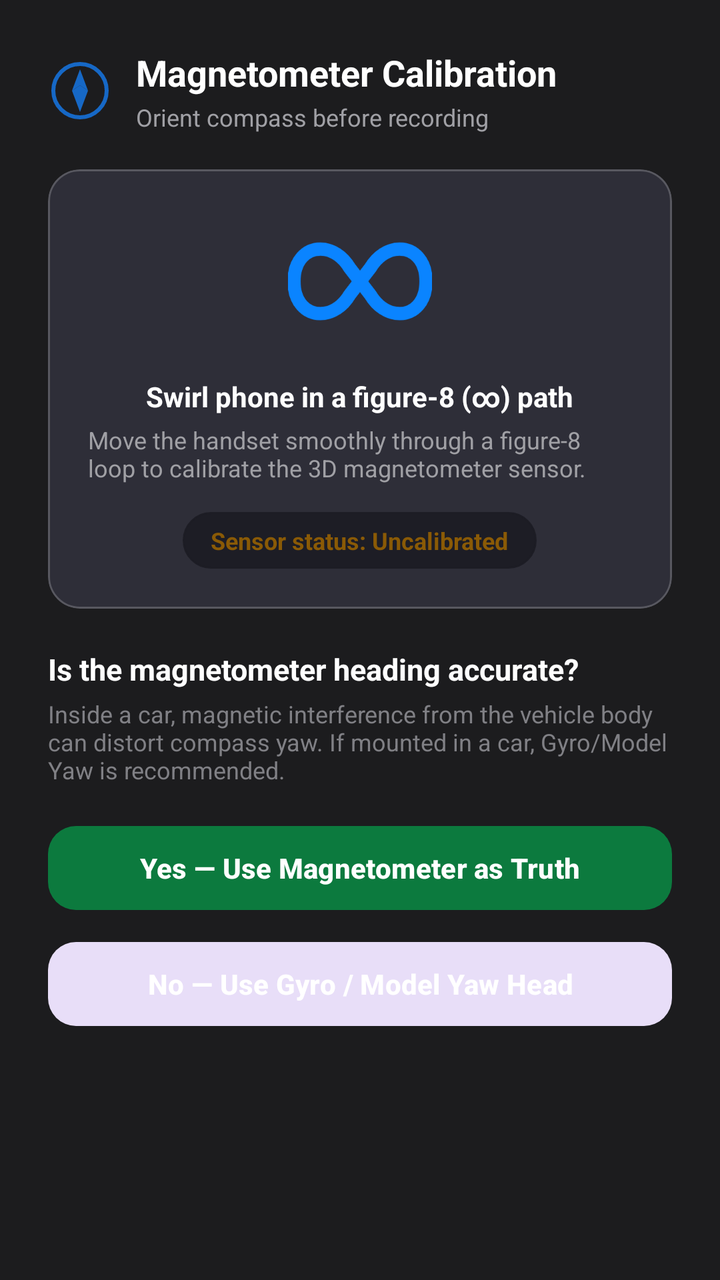
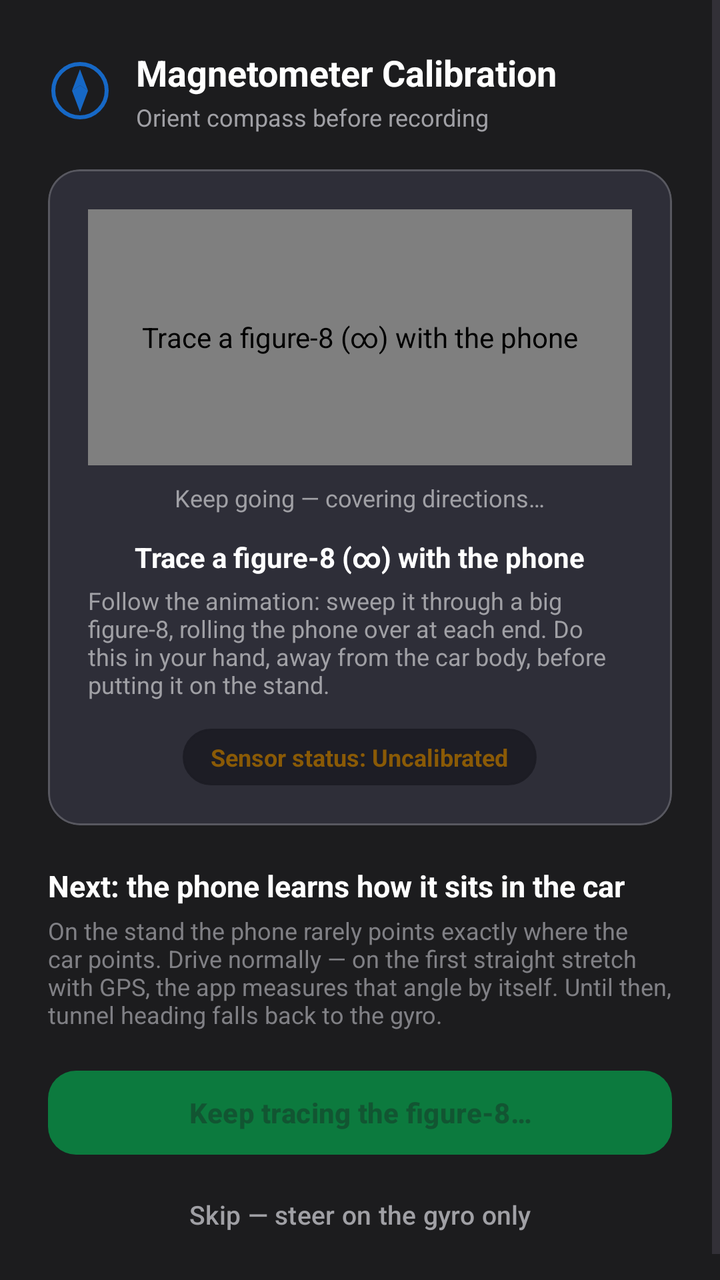

Two renders of the same Android screen: before a commit and after it. Below are the layout's source before the change and the commit's diff.
<!-- AndroidManifest.xml: application theme Theme.ImuLogger -->
<!-- res/layout/dialog_calibration.xml -->
<?xml version="1.0" encoding="utf-8"?>
<ScrollView xmlns:android="http://schemas.android.com/apk/res/android"
    xmlns:app="http://schemas.android.com/apk/res-auto"
    android:layout_width="match_parent"
    android:layout_height="wrap_content"
    android:background="@color/overlay_card">

    <LinearLayout
        android:layout_width="match_parent"
        android:layout_height="wrap_content"
        android:orientation="vertical"
        android:padding="24dp">

        
        <LinearLayout
            android:layout_width="match_parent"
            android:layout_height="wrap_content"
            android:gravity="center_vertical"
            android:orientation="horizontal">

            <ImageView
                android:layout_width="32dp"
                android:layout_height="32dp"
                android:src="@drawable/ic_compass"
                app:tint="@color/brand" />

            <LinearLayout
                android:layout_width="0dp"
                android:layout_height="wrap_content"
                android:layout_marginStart="12dp"
                android:layout_weight="1"
                android:orientation="vertical">

                <TextView
                    android:layout_width="wrap_content"
                    android:layout_height="wrap_content"
                    android:text="@string/calibration_title"
                    android:textColor="@color/on_overlay_primary"
                    android:textSize="18sp"
                    android:textStyle="bold" />

                <TextView
                    android:layout_width="wrap_content"
                    android:layout_height="wrap_content"
                    android:layout_marginTop="2dp"
                    android:text="@string/calibration_subtitle"
                    android:textColor="@color/on_overlay_secondary"
                    android:textSize="12sp" />
            </LinearLayout>
        </LinearLayout>

        
        <com.google.android.material.card.MaterialCardView
            android:layout_width="match_parent"
            android:layout_height="wrap_content"
            android:layout_marginTop="18dp"
            app:cardBackgroundColor="@color/overlay_chip"
            app:cardCornerRadius="16dp"
            app:strokeColor="@color/overlay_stroke"
            app:strokeWidth="1dp">

            <LinearLayout
                android:layout_width="match_parent"
                android:layout_height="wrap_content"
                android:gravity="center_horizontal"
                android:orientation="vertical"
                android:padding="20dp">

                <ImageView
                    android:id="@+id/ivInfinity"
                    android:layout_width="72dp"
                    android:layout_height="72dp"
                    android:src="@drawable/ic_infinity" />

                <TextView
                    android:layout_width="wrap_content"
                    android:layout_height="wrap_content"
                    android:layout_marginTop="12dp"
                    android:text="@string/swirl_instruction"
                    android:textAlignment="center"
                    android:textColor="@color/on_overlay_primary"
                    android:textSize="14sp"
                    android:textStyle="bold" />

                <TextView
                    android:layout_width="wrap_content"
                    android:layout_height="wrap_content"
                    android:layout_marginTop="4dp"
                    android:text="@string/swirl_hint"
                    android:textAlignment="center"
                    android:textColor="@color/on_overlay_secondary"
                    android:textSize="12sp" />

                
                <TextView
                    android:id="@+id/chipAccuracyStatus"
                    android:layout_width="wrap_content"
                    android:layout_height="wrap_content"
                    android:layout_marginTop="14dp"
                    android:background="@drawable/bg_pill"
                    android:backgroundTint="@color/overlay_card_glass"
                    android:paddingHorizontal="14dp"
                    android:paddingVertical="6dp"
                    android:text="@string/accuracy_uncalibrated"
                    android:textColor="@color/quality_weak"
                    android:textSize="12sp"
                    android:textStyle="bold" />
            </LinearLayout>
        </com.google.android.material.card.MaterialCardView>

        
        <TextView
            android:layout_width="match_parent"
            android:layout_height="wrap_content"
            android:layout_marginTop="20dp"
            android:text="@string/compass_verify_question"
            android:textColor="@color/on_overlay_primary"
            android:textSize="15sp"
            android:textStyle="bold" />

        <TextView
            android:layout_width="match_parent"
            android:layout_height="wrap_content"
            android:layout_marginTop="4dp"
            android:text="@string/compass_verify_hint"
            android:textColor="@color/on_overlay_muted"
            android:textSize="12sp" />

        
        <com.google.android.material.button.MaterialButton
            android:id="@+id/btnAccurateMag"
            style="@style/Widget.Material3.Button"
            android:layout_width="match_parent"
            android:layout_height="50dp"
            android:layout_marginTop="16dp"
            android:text="@string/use_magnetometer_truth"
            android:textSize="14sp"
            android:textStyle="bold"
            app:backgroundTint="@color/quality_good"
            app:cornerRadius="14dp" />

        <com.google.android.material.button.MaterialButton
            android:id="@+id/btnGyroModelYaw"
            style="@style/Widget.Material3.Button.TonalButton"
            android:layout_width="match_parent"
            android:layout_height="50dp"
            android:layout_marginTop="8dp"
            android:text="@string/use_gyro_model_truth"
            android:textColor="@color/on_overlay_primary"
            android:textSize="14sp"
            android:textStyle="bold"
            app:cornerRadius="14dp" />

    </LinearLayout>
</ScrollView>
<!-- resources referenced by this layout -->
<resources>
  <color name="brand">#1668C6</color>
  <color name="on_overlay_muted">#808085</color>
  <color name="on_overlay_primary">#FFFFFF</color>
  <color name="on_overlay_secondary">#A0A0A5</color>
  <color name="overlay_card">#1C1C1E</color>
  <color name="overlay_card_glass">#E61C1C24</color>
  <color name="overlay_chip">#2E2E38</color>
  <color name="overlay_stroke">#33FFFFFF</color>
  <color name="quality_good">#0C7A3E</color>
  <color name="quality_weak">#8A5A06</color>
  <!-- drawable bg_pill (drawable) -->
  <?xml version="1.0" encoding="utf-8"?>
  <shape xmlns:android="http://schemas.android.com/apk/res/android" android:shape="rectangle">
      <solid android:color="?attr/colorSurface" />
      <corners android:radius="20dp" />
      <stroke android:width="1dp" android:color="?attr/colorOutlineVariant" />
  </shape>
  <!-- drawable ic_compass (drawable) -->
  ﻿<vector xmlns:android="http://schemas.android.com/apk/res/android"
      android:width="24dp"
      android:height="24dp"
      android:viewportWidth="24"
      android:viewportHeight="24">
      
      <path
          android:strokeColor="@color/on_overlay_secondary"
          android:strokeWidth="1.5"
          android:pathData="M12,2A10,10 0 1,0 12,22A10,10 0 1,0 12,2Z" />
      
      <path
          android:fillColor="#E53935"
          android:pathData="M12,4 L15,12 L12,10 L9,12 Z" />
      
      <path
          android:fillColor="@color/on_overlay_secondary"
          android:pathData="M12,20 L15,12 L12,10 L9,12 Z" />
  </vector>
  <!-- drawable ic_infinity (drawable) -->
  <vector xmlns:android="http://schemas.android.com/apk/res/android"
      android:width="48dp"
      android:height="48dp"
      android:viewportWidth="24"
      android:viewportHeight="24">
      <path
          android:strokeColor="@color/action_record"
          android:strokeWidth="2.2"
          android:strokeLineCap="round"
          android:strokeLineJoin="round"
          android:fillColor="#00000000"
          android:pathData="M18.6,6.62 C16.64,6.62 14.86,7.85 13.73,9.75 L10.27,14.25 C9.14,16.15 7.36,17.38 5.4,17.38 C2.97,17.38 1,15.41 1,12 C1,8.59 2.97,6.62 5.4,6.62 C7.36,6.62 9.14,7.85 10.27,9.75 L13.73,14.25 C14.86,16.15 16.64,17.38 18.6,17.38 C21.03,17.38 23,15.41 23,12 C23,8.59 21.03,6.62 18.6,6.62 Z" />
  </vector>
  <string name="accuracy_uncalibrated">Sensor status: Uncalibrated</string>
  <string name="calibration_subtitle">Orient compass before recording</string>
  <string name="calibration_title">Magnetometer Calibration</string>
  <string name="compass_verify_hint">Inside a car, magnetic interference from the vehicle body can distort compass yaw. If mounted in a car, Gyro/Model Yaw is recommended.</string>
  <string name="compass_verify_question">Is the magnetometer heading accurate?</string>
  <string name="swirl_hint">Move the handset smoothly through a figure-8 loop to calibrate the 3D magnetometer sensor.</string>
  <string name="swirl_instruction">Swirl phone in a figure-8 (∞) path</string>
  <string name="use_gyro_model_truth">No — Use Gyro / Model Yaw Head</string>
  <string name="use_magnetometer_truth">Yes — Use Magnetometer as Truth</string>
  <style name="Theme.ImuLogger" parent="Theme.Material3.DayNight.NoActionBar">
          <item name="colorPrimary">@color/brand</item>
          <item name="colorOnPrimary">@color/on_brand</item>
          <item name="android:statusBarColor">@android:color/transparent</item>
      </style>
  <color name="action_record">#0A84FF</color>
  <color name="on_brand">#FFFFFF</color>
</resources>

<!-- the commit's change to res/layout/dialog_calibration.xml (unified diff, before → after) -->
@@ -66,11 +66,20 @@
                 android:orientation="vertical"
                 android:padding="20dp">
 
-                <ImageView
-                    android:id="@+id/ivInfinity"
-                    android:layout_width="72dp"
-                    android:layout_height="72dp"
-                    android:src="@drawable/ic_infinity" />
+                <com.example.imulogger.Figure8View
+                    android:id="@+id/figure8"
+                    android:layout_width="match_parent"
+                    android:layout_height="128dp"
+                    android:contentDescription="@string/swirl_instruction" />
+
+                <TextView
+                    android:id="@+id/tvCalibrationProgress"
+                    android:layout_width="wrap_content"
+                    android:layout_height="wrap_content"
+                    android:layout_marginTop="8dp"
+                    android:text="@string/calibration_progress_start"
+                    android:textColor="@color/on_overlay_secondary"
+                    android:textSize="12sp" />
 
                 <TextView
                     android:layout_width="wrap_content"
@@ -113,7 +122,7 @@
             android:layout_width="match_parent"
             android:layout_height="wrap_content"
             android:layout_marginTop="20dp"
-            android:text="@string/compass_verify_question"
+            android:text="@string/mount_next_title"
             android:textColor="@color/on_overlay_primary"
             android:textSize="15sp"
             android:textStyle="bold" />
@@ -122,33 +131,32 @@
             android:layout_width="match_parent"
             android:layout_height="wrap_content"
             android:layout_marginTop="4dp"
-            android:text="@string/compass_verify_hint"
+            android:text="@string/mount_next_hint"
             android:textColor="@color/on_overlay_muted"
             android:textSize="12sp" />
 
-        
         <com.google.android.material.button.MaterialButton
-            android:id="@+id/btnAccurateMag"
+            android:id="@+id/btnCompassContinue"
             style="@style/Widget.Material3.Button"
             android:layout_width="match_parent"
             android:layout_height="50dp"
             android:layout_marginTop="16dp"
-            android:text="@string/use_magnetometer_truth"
+            android:enabled="false"
+            android:text="@string/calibration_continue_waiting"
             android:textSize="14sp"
             android:textStyle="bold"
             app:backgroundTint="@color/quality_good"
             app:cornerRadius="14dp" />
 
         <com.google.android.material.button.MaterialButton
-            android:id="@+id/btnGyroModelYaw"
-            style="@style/Widget.Material3.Button.TonalButton"
+            android:id="@+id/btnSkipCompass"
+            style="@style/Widget.Material3.Button.TextButton"
             android:layout_width="match_parent"
-            android:layout_height="50dp"
-            android:layout_marginTop="8dp"
-            android:text="@string/use_gyro_model_truth"
-            android:textColor="@color/on_overlay_primary"
-            android:textSize="14sp"
-            android:textStyle="bold"
+            android:layout_height="44dp"
+            android:layout_marginTop="4dp"
+            android:text="@string/calibration_skip"
+            android:textColor="@color/on_overlay_secondary"
+            android:textSize="13sp"
             app:cornerRadius="14dp" />
 
     </LinearLayout>
<!-- resource entries referenced after the edit -->
@@ -37,35 +37,21 @@
           android:fillColor="@color/on_overlay_secondary"
           android:pathData="M12,20 L15,12 L12,10 L9,12 Z" />
   </vector>
-  <!-- drawable ic_infinity (drawable) -->
-  <vector xmlns:android="http://schemas.android.com/apk/res/android"
-      android:width="48dp"
-      android:height="48dp"
-      android:viewportWidth="24"
-      android:viewportHeight="24">
-      <path
-          android:strokeColor="@color/action_record"
-          android:strokeWidth="2.2"
-          android:strokeLineCap="round"
-          android:strokeLineJoin="round"
-          android:fillColor="#00000000"
-          android:pathData="M18.6,6.62 C16.64,6.62 14.86,7.85 13.73,9.75 L10.27,14.25 C9.14,16.15 7.36,17.38 5.4,17.38 C2.97,17.38 1,15.41 1,12 C1,8.59 2.97,6.62 5.4,6.62 C7.36,6.62 9.14,7.85 10.27,9.75 L13.73,14.25 C14.86,16.15 16.64,17.38 18.6,17.38 C21.03,17.38 23,15.41 23,12 C23,8.59 21.03,6.62 18.6,6.62 Z" />
-  </vector>
   <string name="accuracy_uncalibrated">Sensor status: Uncalibrated</string>
+  <string name="calibration_continue_waiting">Keep tracing the figure-8…</string>
+  <string name="calibration_progress_start">Keep going — covering directions…</string>
+  <string name="calibration_skip">Skip — steer on the gyro only</string>
   <string name="calibration_subtitle">Orient compass before recording</string>
   <string name="calibration_title">Magnetometer Calibration</string>
-  <string name="compass_verify_hint">Inside a car, magnetic interference from the vehicle body can distort compass yaw. If mounted in a car, Gyro/Model Yaw is recommended.</string>
-  <string name="compass_verify_question">Is the magnetometer heading accurate?</string>
-  <string name="swirl_hint">Move the handset smoothly through a figure-8 loop to calibrate the 3D magnetometer sensor.</string>
-  <string name="swirl_instruction">Swirl phone in a figure-8 (∞) path</string>
-  <string name="use_gyro_model_truth">No — Use Gyro / Model Yaw Head</string>
-  <string name="use_magnetometer_truth">Yes — Use Magnetometer as Truth</string>
+  <string name="mount_next_hint">On the stand the phone rarely points exactly where the car points. Drive normally — on the first straight stretch with GPS, the app measures that angle by itself. Until then, tunnel heading falls back to the gyro.</string>
+  <string name="mount_next_title">Next: the phone learns how it sits in the car</string>
+  <string name="swirl_hint">Follow the animation: sweep it through a big figure-8, rolling the phone over at each end. Do this in your hand, away from the car body, before putting it on the stand.</string>
+  <string name="swirl_instruction">Trace a figure-8 (∞) with the phone</string>
   <style name="Theme.ImuLogger" parent="Theme.Material3.DayNight.NoActionBar">
           <item name="colorPrimary">@color/brand</item>
           <item name="colorOnPrimary">@color/on_brand</item>
           <item name="android:statusBarColor">@android:color/transparent</item>
       </style>
-  <color name="action_record">#0A84FF</color>
   <color name="on_brand">#FFFFFF</color>
 </resources>
 
